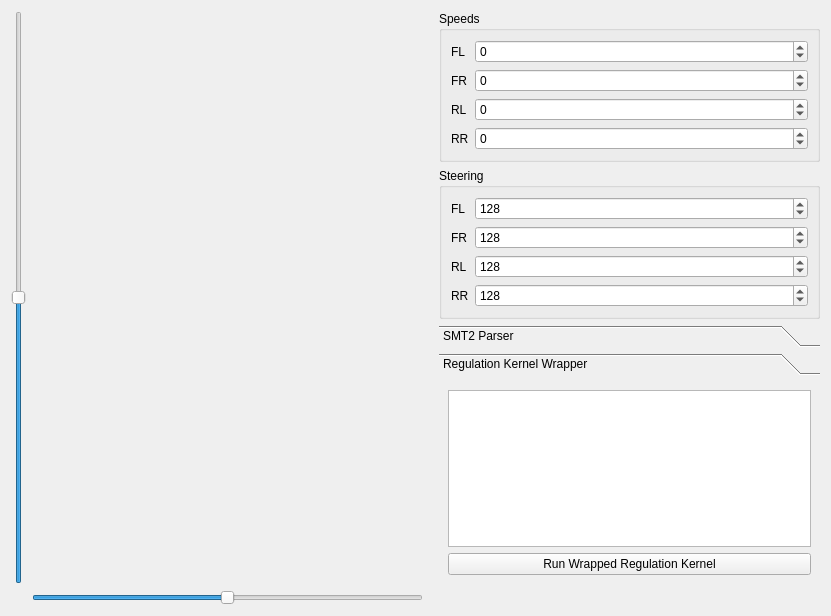
HARPTech/RTest, file src/VehicleViewer.ui: the form before one commit.
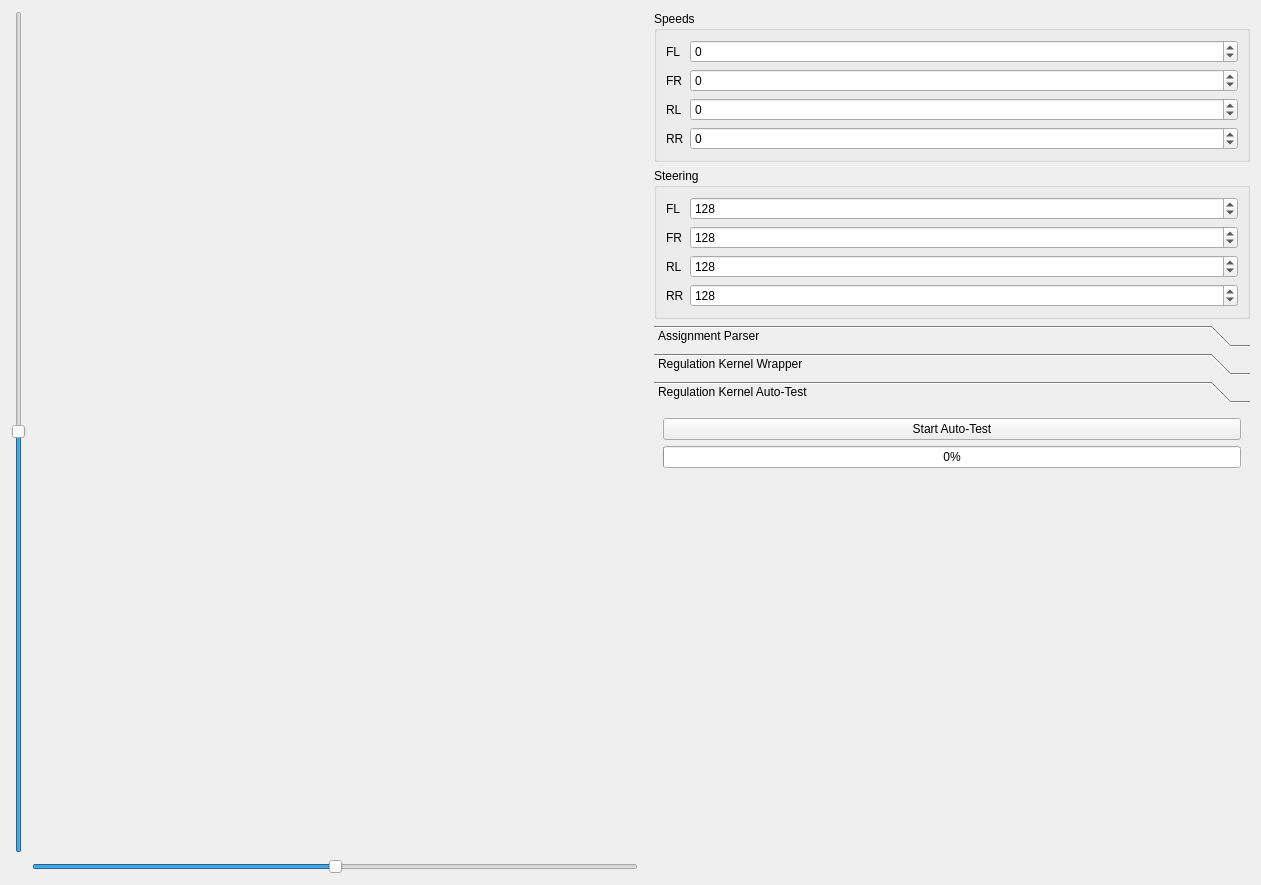
The form after the commit.

Commit message:
Embed required libraries and python modules into RTest
Additionally, add an automated testing UI.

```diff
--- a/src/VehicleViewer.ui
+++ b/src/VehicleViewer.ui
@@ -6,8 +6,8 @@
    <rect>
     <x>0</x>
     <y>0</y>
-    <width>831</width>
-    <height>616</height>
+    <width>1261</width>
+    <height>885</height>
    </rect>
   </property>
   <property name="windowTitle">
@@ -45,6 +45,9 @@
    </item>
    <item row="0" column="2">
     <layout class="QVBoxLayout" name="verticalLayout">
+     <property name="sizeConstraint">
+      <enum>QLayout::SetMinimumSize</enum>
+     </property>
      <property name="leftMargin">
       <number>10</number>
      </property>
@@ -217,7 +220,7 @@
      <item>
       <widget class="QToolBox" name="toolBox">
        <property name="currentIndex">
-        <number>1</number>
+        <number>2</number>
        </property>
        <widget class="QWidget" name="smt2Parser">
         <property name="geometry">
@@ -229,7 +232,7 @@
          </rect>
         </property>
         <attribute name="label">
-         <string>SMT2 Parser</string>
+         <string>Assignment Parser</string>
         </attribute>
         <layout class="QVBoxLayout" name="verticalLayout_2">
          <item>
@@ -262,8 +265,8 @@
          <rect>
           <x>0</x>
           <y>0</y>
-          <width>382</width>
-          <height>157</height>
+          <width>597</width>
+          <height>215</height>
          </rect>
         </property>
         <attribute name="label">
@@ -282,6 +285,34 @@
          </item>
         </layout>
        </widget>
+       <widget class="QWidget" name="benchmarkPage">
+        <attribute name="label">
+         <string>Regulation Kernel Auto-Test</string>
+        </attribute>
+        <layout class="QVBoxLayout" name="verticalLayout_4">
+         <item>
+          <widget class="QPushButton" name="benchmarkStartButton">
+           <property name="text">
+            <string>Start Auto-Test</string>
+           </property>
+          </widget>
+         </item>
+         <item>
+          <widget class="QProgressBar" name="benchmarkProgress">
+           <property name="value">
+            <number>0</number>
+           </property>
+          </widget>
+         </item>
+         <item>
+          <widget class="QLabel" name="benchmarkStatus">
+           <property name="text">
+            <string/>
+           </property>
+          </widget>
+         </item>
+        </layout>
+       </widget>
       </widget>
      </item>
     </layout>
```
Left out of the diff: 12 changed lines with no effect on the pictures. The commit also changes 5 other files.
